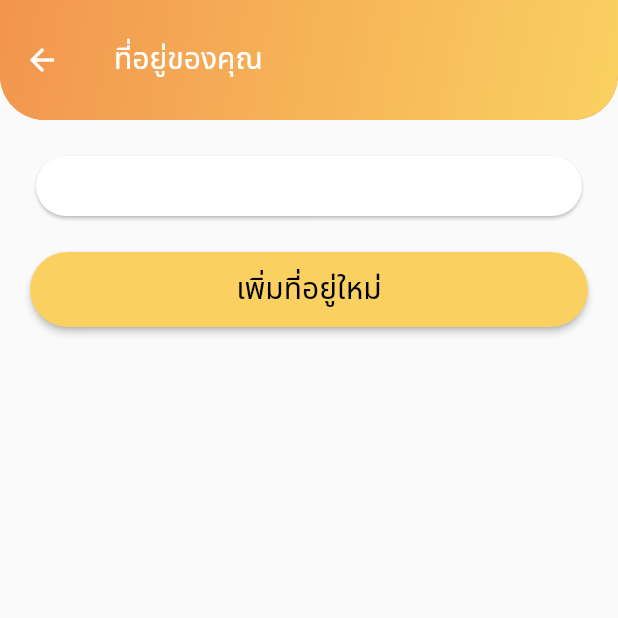
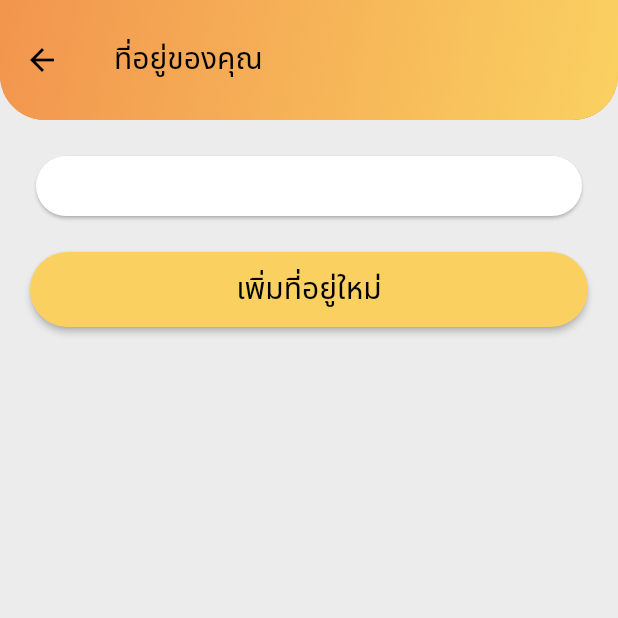
Before and after one commit to Kantaponruj/cd_seniorproject_merchant, a Flutter app: the AddressPage screen opened directly, on a phone screen of 412 x 824 dp, the top half of it. Run offline on Flutter 3.47's test engine with Material 2 defaults, Android fonts, the phone set to English and light mode, and no system bars; our stand-ins replace auto_size_text, cloud_firestore, firebase_auth, firebase_core, firebase_messaging, flutter_icons and 2 more; missing offline and left inert: bottom_indicator_bar_fork; accounts and stored records are empty.

Commit message:
Update UI

```diff
--- a/lib/asset/text_style.dart
+++ b/lib/asset/text_style.dart
@@ -17,11 +17,18 @@ class FontCollection {
     color: Colors.black,
   );
 
+  static const topicBoldTextStyle = TextStyle(
+    fontFamily: NotoSansFont,
+    fontWeight: FontWeight.w700,
+    fontSize:  bigSize,
+    color: Colors.black,
+  );
+
   static const  appbarTextStyle = TextStyle(
     fontFamily: NotoSansFont,
     fontWeight: FontWeight.w400,
     fontSize: bigSize,
-    color: Colors.white,
+    color: Colors.black,
   );
 
   static const orderDetailHeaderTextStyle = TextStyle(
@@ -65,4 +72,20 @@ class FontCollection {
     fontSize: bigSize,
     color: Colors.black,
   );
+
+  static const underlineButtonTextStyle = TextStyle(
+    fontFamily: NotoSansFont,
+    fontWeight: FontWeight.w400,
+    fontSize: regularSize,
+    color: Colors.black,
+    decoration: TextDecoration.underline,
+  );
+
+  static const underlineSmallButtonTextStyle = TextStyle(
+    fontFamily: NotoSansFont,
+    fontWeight: FontWeight.w400,
+    fontSize: smallestSize,
+    color: Colors.black,
+    decoration: TextDecoration.underline,
+  );
 }
--- a/lib/component/bottomBar.dart
+++ b/lib/component/bottomBar.dart
@@ -8,7 +8,7 @@ import 'package:flutter_icons/flutter_icons.dart';
 import '../screens/order.dart';
 import '../screens/store.dart';
 import '../screens/menu.dart';
-import '../screens/notification.dart';
+import '../screens/order/notification.dart';
 
 class BottomBar extends StatefulWidget {
   @override
--- a/lib/component/roundAppBar.dart
+++ b/lib/component/roundAppBar.dart
@@ -27,7 +27,7 @@ class _RoundedAppBarState extends State<RoundedAppBar> {
         ),
         child: AppBar(
           iconTheme: IconThemeData(
-            color: CollectionsColors.white, //change your color here
+            color: Colors.black, //change your color here
           ),
           // leading: IconButton(
           //   icon: Icon(Icons.arrow_back_ios_outlined, color: CollectionsColors.white),
--- a/lib/main.dart
+++ b/lib/main.dart
@@ -29,6 +29,7 @@ void main() async {
         backgroundColor: Colors.white,
         primaryColor: CollectionsColors.orange,
         buttonColor: CollectionsColors.yellow,
+        scaffoldBackgroundColor: CollectionsColors.grey,
         // iconTheme: IconThemeData(color: CollectionsColors.orange),
       ),
       // initialRoute: '/',
--- a/lib/screens/order.dart
+++ b/lib/screens/order.dart
@@ -3,7 +3,7 @@ import 'package:cs_senior_project_merchant/asset/text_style.dart';
 import 'package:cs_senior_project_merchant/component/mainAppBar.dart';
 import 'package:cs_senior_project_merchant/notifiers/order_notifier.dart';
 import 'package:cs_senior_project_merchant/notifiers/store_notifier.dart';
-import 'package:cs_senior_project_merchant/screens/orderDetail.dart';
+import 'package:cs_senior_project_merchant/screens/order/orderDetail.dart';
 import 'package:cs_senior_project_merchant/services/order_service.dart';
 import 'package:flutter/material.dart';
 import 'package:provider/provider.dart';
--- a/lib/screens/opening_hours.dart
+++ b/lib/screens/store/opening_hours.dart
@@ -222,10 +222,12 @@ class _OpeningHoursPageState extends State<OpeningHoursPage> {
               child: Divider(),
             ),
             ListView.builder(
+              physics: NeverScrollableScrollPhysics(),
               shrinkWrap: true,
               itemCount: dateTimeNotifier.dateTimeList.length,
               itemBuilder: (context, index) {
                 return Container(
+                  padding: EdgeInsets.only(bottom: 10),
                   child: Row(
                     mainAxisAlignment: MainAxisAlignment.spaceBetween,
                     children: [
```
Also changed, not shown: lib/component/storeCard.dart (+25 -7 lines), lib/screens/order/orderDetail.dart (renamed from lib/screens/orderDetail.dart, +13 -11 lines), lib/screens/store.dart (+25 -22 lines), lib/widgets/button_widget.dart (+18 -0 lines), lib/screens/order/notification.dart (renamed from lib/screens/notification.dart), lib/screens/store/address.dart (renamed from lib/screens/address.dart), pubspec.lock.
